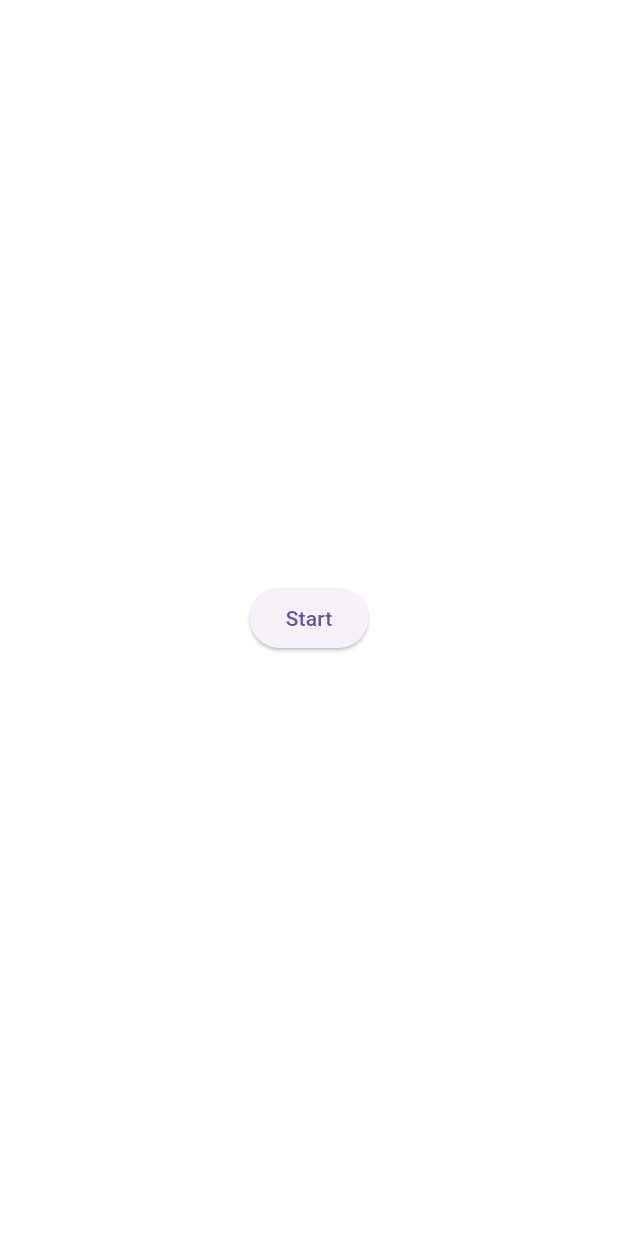
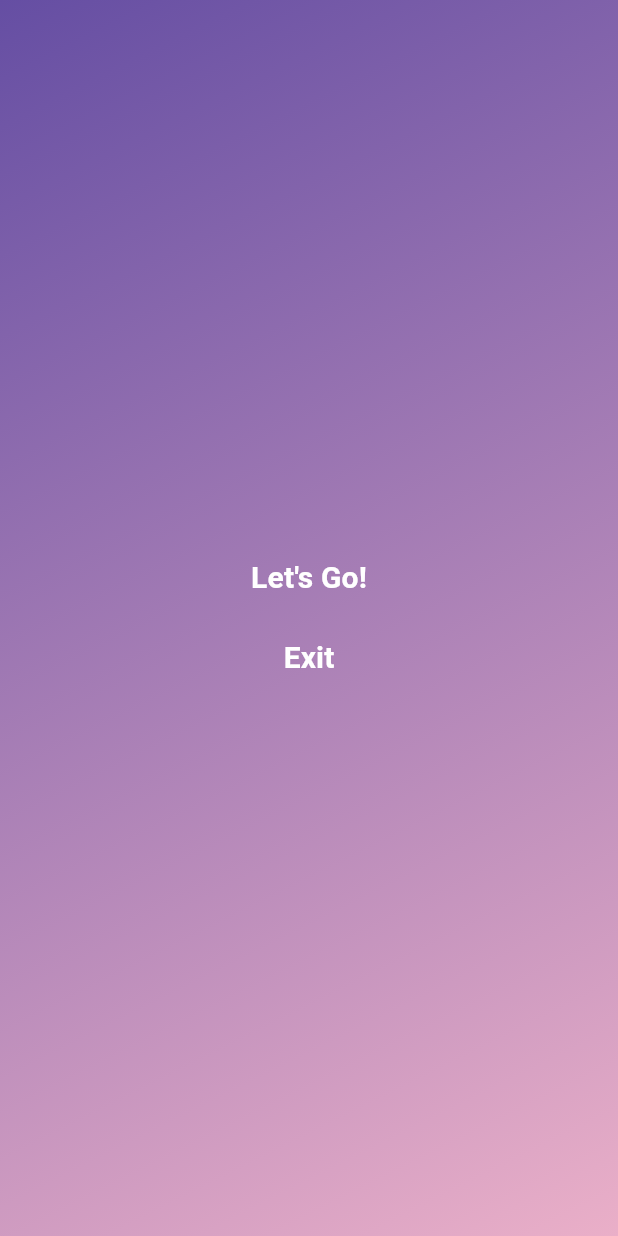
Before and after one commit to AnJasid/sports_picker, a Flutter app: the screen it shows after launch, on a phone screen of 412 x 824 dp. Run offline on Flutter 3.47's test engine with Material 3 defaults, Android fonts, the phone set to English and light mode, and no system bars; our stand-ins replace google_nav_bar.

Commit message:
update UI layout for start screen

```diff
--- a/lib/screens/home_screen.dart
+++ b/lib/screens/home_screen.dart
@@ -93,7 +93,6 @@ class _HomeScreenState extends State<HomeScreen> {
           ),
           child: Column(
             children: [
-              const Text('Text'),
               const Spacer(flex: 1),
               Container(
                 height: 200,
--- a/lib/screens/start_screen.dart
+++ b/lib/screens/start_screen.dart
@@ -15,15 +15,46 @@ class StartScreen extends StatelessWidget {
   @override
   Widget build(BuildContext context) {
     return Container(
-      color: Colors.white,
+      decoration: const BoxDecoration(
+          gradient: LinearGradient(
+        begin: Alignment.topLeft,
+        end: Alignment.bottomRight,
+        colors: [
+          Color(0xff654ea3),
+          Color(0xffeaafc8),
+        ],
+      )),
       child: Center(
         child: Column(
           mainAxisAlignment: MainAxisAlignment.center,
           children: [
-            ElevatedButton(
+            TextButton(
               onPressed: () => _goToHomeScreen(context),
-              child: const Text('Start'),
+              child: const Text(
+                'Let\'s Go!',
+                style: TextStyle(
+                  fontSize: 20,
+                  color: Colors.white,
+                  fontWeight: FontWeight.w600,
+                ),
+              ),
             ),
+            const SizedBox(height: 5),
+            TextButton(
+              onPressed: () {},
+              child: const Text(
+                'Exit',
+                style: TextStyle(
+                  fontSize: 20,
+                  color: Colors.white,
+                  fontWeight: FontWeight.w600,
+                ),
+              ),
+            ),
+            // ElevatedButton(
+            //   onPressed: () => _goToHomeScreen(context),
+            //   child: const Text('Start'),
+            // ),
           ],
         ),
       ),
```
